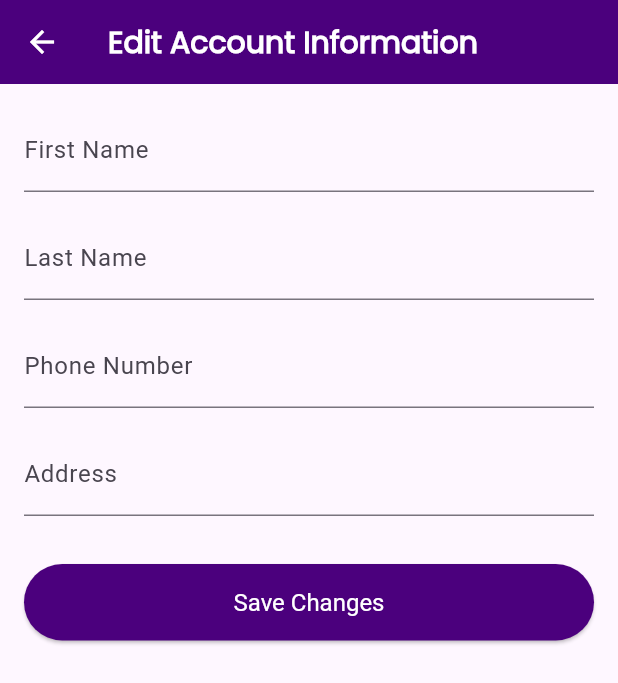
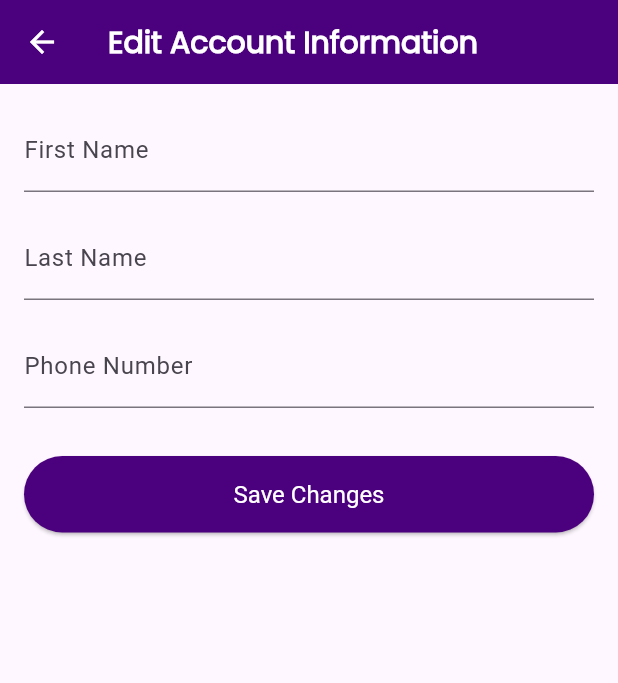
Before and after one commit to pherneaspherb/marden_SE, a Flutter app: the EditProfilePage screen opened directly, on a phone screen of 412 x 824 dp. Shown: the top 683 px of the screen. Run offline on Flutter 3.47's test engine with Material 3 defaults, Android fonts, the phone set to English and light mode, and no system bars; our stand-ins replace cloud_firestore, firebase_auth, firebase_core; accounts and stored records are empty.

Commit message:
polished the ui

```diff
--- a/lib/Customer/screens/profile/customerProfilePageEdit.dart
+++ b/lib/Customer/screens/profile/customerProfilePageEdit.dart
@@ -13,7 +13,7 @@ class _EditProfilePageState extends State<EditProfilePage> {
   final TextEditingController _firstNameController = TextEditingController();
   final TextEditingController _lastNameController = TextEditingController();
   final TextEditingController _phoneNumberController = TextEditingController();
-  final TextEditingController _addressController = TextEditingController();
+  // Removed _addressController
 
   bool _isLoading = false;
 
@@ -34,7 +34,7 @@ class _EditProfilePageState extends State<EditProfilePage> {
       _firstNameController.text = data['firstName'] ?? '';
       _lastNameController.text = data['lastName'] ?? '';
       _phoneNumberController.text = data['phoneNumber'] ?? '';
-      _addressController.text = data['address'] ?? '';
+      // Removed address loading
     }
   }
 
@@ -50,7 +50,7 @@ class _EditProfilePageState extends State<EditProfilePage> {
       'firstName': _firstNameController.text.trim(),
       'lastName': _lastNameController.text.trim(),
       'phoneNumber': _phoneNumberController.text.trim(),
-      'address': _addressController.text.trim(),
+      // Removed address update
     });
 
     setState(() => _isLoading = false);
@@ -86,27 +86,25 @@ class _EditProfilePageState extends State<EditProfilePage> {
                     TextFormField(
                       controller: _firstNameController,
                       decoration: InputDecoration(labelText: 'First Name'),
-                      validator: (value) => value!.isEmpty ? 'Please enter your first name' : null,
+                      validator: (value) =>
+                          value!.isEmpty ? 'Please enter your first name' : null,
                     ),
                     SizedBox(height: 16),
                     TextFormField(
                       controller: _lastNameController,
                       decoration: InputDecoration(labelText: 'Last Name'),
-                      validator: (value) => value!.isEmpty ? 'Please enter your last name' : null,
+                      validator: (value) =>
+                          value!.isEmpty ? 'Please enter your last name' : null,
                     ),
                     SizedBox(height: 16),
                     TextFormField(
                       controller: _phoneNumberController,
                       decoration: InputDecoration(labelText: 'Phone Number'),
-                      validator: (value) => value!.isEmpty ? 'Please enter your phone number' : null,
+                      validator: (value) =>
+                          value!.isEmpty ? 'Please enter your phone number' : null,
                       keyboardType: TextInputType.phone,
                     ),
-                    SizedBox(height: 16),
-                    TextFormField(
-                      controller: _addressController,
-                      decoration: InputDecoration(labelText: 'Address'),
-                      validator: (value) => value!.isEmpty ? 'Please enter your address' : null,
-                    ),
+                    // Removed Address input field
                     SizedBox(height: 32),
                     ElevatedButton(
                       onPressed: _saveChanges,
```
